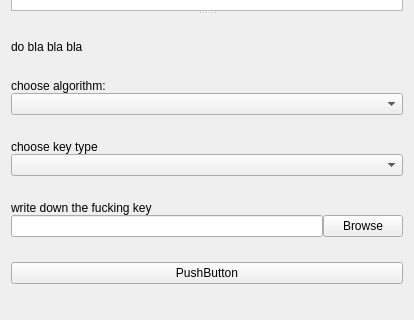
First picture: the form in forms/file_system.ui, repository akhmeade/yanileda, before the edit; both pictures show x 0 to 414 and y 420 to 740 of the 414 by 740 pixel window.
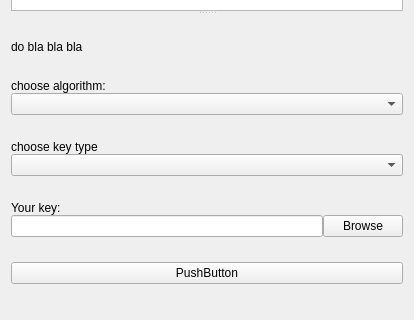
Second picture: the form after the edit.

Commit message: add the labels names

```diff
--- a/forms/file_system.ui
+++ b/forms/file_system.ui
@@ -62,7 +62,7 @@
        <enum>Qt::ElideRight</enum>
       </property>
      </widget>
-     <widget class="QWidget" name="">
+     <widget class="QWidget" name="layoutWidget">
       <layout class="QVBoxLayout" name="verticalLayout_4" stretch="0,1,1,0,0">
        <property name="spacing">
         <number>0</number>
@@ -158,7 +158,7 @@
             </sizepolicy>
            </property>
            <property name="text">
-            <string>write down the fucking key</string>
+            <string>Your key:</string>
            </property>
           </widget>
          </item>
```
Left out of the diff: 2 changed lines with no effect on the pictures. The commit also changes 3 other files.
